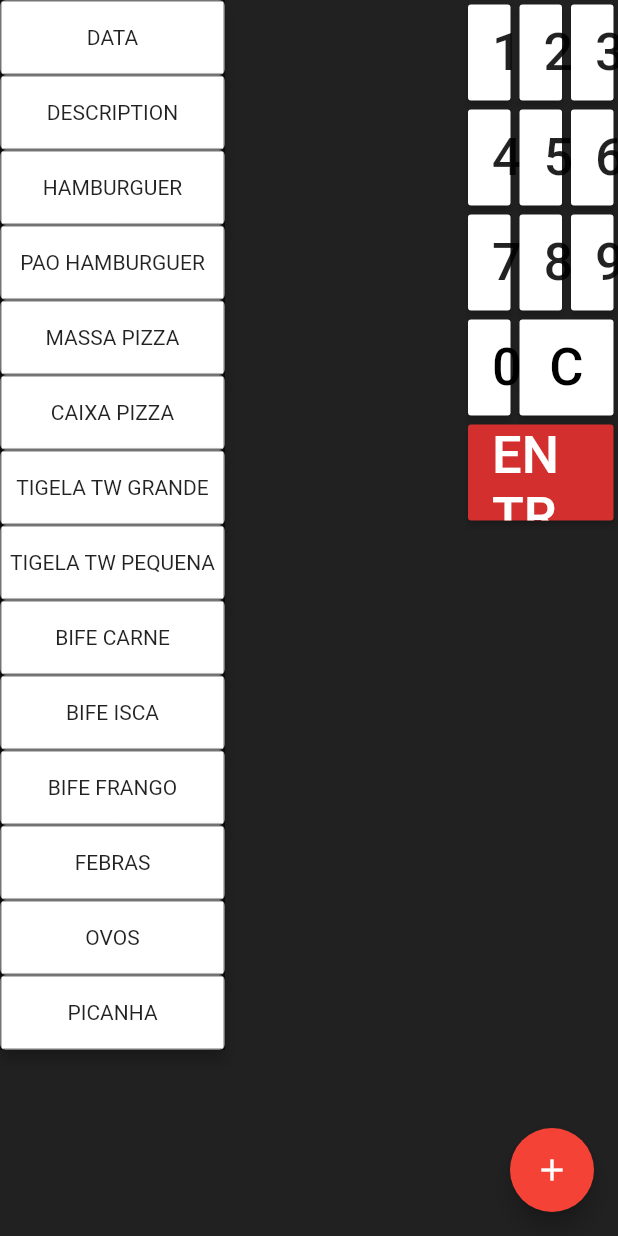
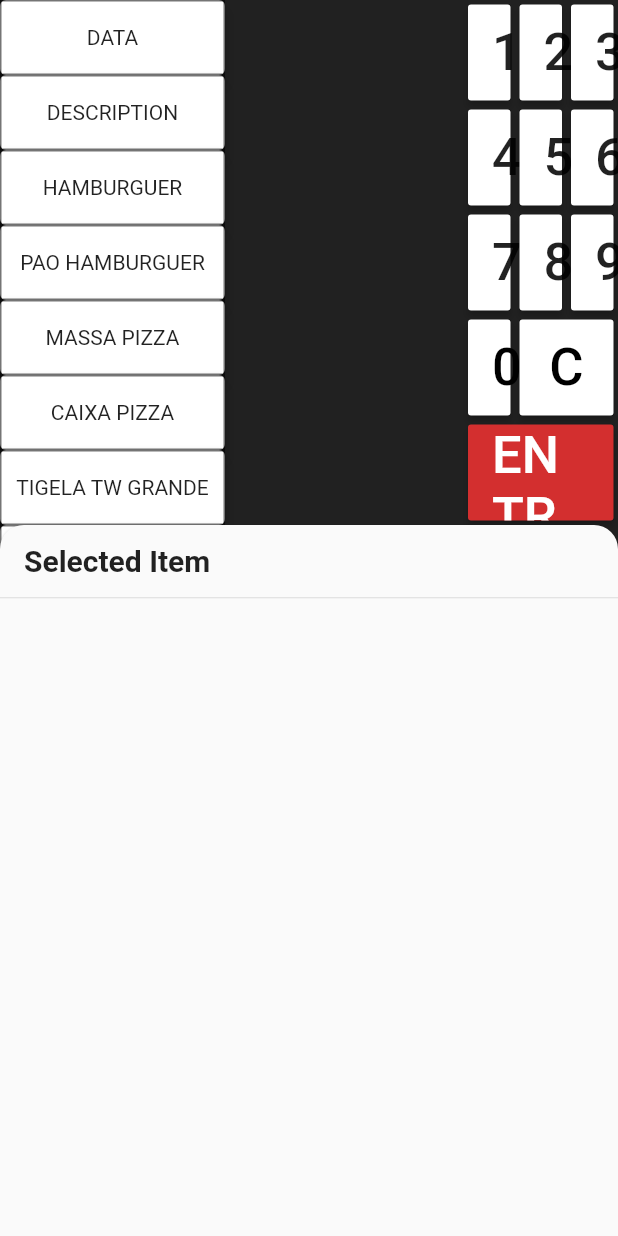
Before and after one commit to braulio94/CassuleInventory, a Flutter app: the screen it shows after launch, on a phone screen of 412 x 824 dp. Run offline on Flutter 3.47's test engine with Material 2 defaults, Android fonts, the phone set to English and light mode, and no system bars; our stand-ins replace sqflite; accounts and stored records are empty.

Commit message:
implement backdrop

```diff
--- a/lib/main.dart
+++ b/lib/main.dart
@@ -3,6 +3,9 @@ import 'package:flutter/material.dart';
 import 'package:inventory_app/data.dart';
 import 'package:inventory_app/database/database.dart';
 import 'package:inventory_app/pages/home_page.dart';
+import 'dart:math' as math;
+
+import 'package:inventory_app/widgets/backdrop.dart';
 
 
 void main() => runApp(new MyApp());
@@ -10,9 +13,9 @@ void main() => runApp(new MyApp());
 class MyApp extends StatelessWidget {
   @override
   Widget build(BuildContext context) {
-    return new MaterialApp(
+    return MaterialApp(
       title: 'Cassule Inventory',
-      theme: new ThemeData(
+      theme: ThemeData(
         primarySwatch: Colors.red,
       ),
       home: MainPage(),
@@ -25,25 +28,124 @@ class MainPage extends StatefulWidget {
   _MainPageState createState() => _MainPageState();
 }
 
-class _MainPageState extends State<MainPage> {
+class _MainPageState extends State<MainPage> with TickerProviderStateMixin {
 
+  final GlobalKey _globalKey = new GlobalKey(debugLabel: 'Main');
   ProductDatabase database;
+  AnimationController _controller;
 
   @override
   void initState() {
     super.initState();
+    _controller = new AnimationController(
+      duration: const Duration(milliseconds: 300),
+      value: 1.0,
+      vsync: this,
+    );
     database = ProductDatabase();
     database.initDB();
   }
 
+  bool get _backdropPanelVisible {
+    final AnimationStatus status = _controller.status;
+    return status == AnimationStatus.completed || status == AnimationStatus.forward;
+  }
+
+  void _toggleBackdropPanelVisibility() {
+    _controller.fling(velocity: _backdropPanelVisible ? -2.0 : 2.0);
+  }
+
+  double get _backdropHeight {
+    final RenderBox renderBox = _globalKey.currentContext.findRenderObject();
+    return renderBox.size.height;
+  }
+
+  void _handleDragUpdate(DragUpdateDetails details) {
+    if (_controller.isAnimating || _controller.status == AnimationStatus.completed)
+      return;
+
+    _controller.value -= details.primaryDelta / (_backdropHeight ?? details.primaryDelta);
+  }
+
+  void _handleDragEnd(DragEndDetails details) {
+    if (_controller.isAnimating || _controller.status == AnimationStatus.completed)
+      return;
+
+    final double flingVelocity = details.velocity.pixelsPerSecond.dy / _backdropHeight;
+    if (flingVelocity < 0.0)
+      _controller.fling(velocity: math.max(2.0, -flingVelocity));
+    else if (flingVelocity > 0.0)
+      _controller.fling(velocity: math.min(-2.0, -flingVelocity));
+    else
+      _controller.fling(velocity: _controller.value < 0.5 ? -2.0 : 2.0);
+  }
+
   @override
   void dispose() {
+    _controller.dispose();
     database.closeDb();
     super.dispose();
   }
 
+  Widget _buildStack(BuildContext context, BoxConstraints constraints) {
+    const double panelTitleHeight = 48.0;
+    final Size panelSize = constraints.biggest;
+    final double panelTop = panelSize.height - panelTitleHeight;
+
+    final Animation<RelativeRect> panelAnimation = new RelativeRectTween(
+      begin: RelativeRect.fromLTRB(
+        0.0,
+        panelTop - MediaQuery.of(context).padding.bottom,
+        0.0,
+        panelTop - panelSize.height,
+      ),
+      end: RelativeRect.fromLTRB(0.0, 350.0, 0.0, 0.0),
+    ).animate(
+      CurvedAnimation(
+        parent: _controller,
+        curve: Curves.linear,
+      ),
+    );
+
+    final ThemeData theme = Theme.of(context);
+    return Container(
+      key: _globalKey,
+      color: theme.primaryColor,
+      child: Stack(
+        children: <Widget>[
+          GestureDetector(
+            child: HomePage(database: database, productDetailsList: foodList),
+            behavior: HitTestBehavior.opaque,
+            onTap: (){
+              setState(() {
+                if(_backdropPanelVisible){
+                  _toggleBackdropPanelVisibility();
+                }
+              });
+            },
+          ),
+          PositionedTransition(
+            rect: panelAnimation,
+            child: BackdropPanel(
+              onTap: _toggleBackdropPanelVisibility,
+              onVerticalDragUpdate: _handleDragUpdate,
+              onVerticalDragEnd: _handleDragEnd,
+              title: Text('Selected Item', style: TextStyle(fontSize: 20.0, fontWeight: FontWeight.bold), textAlign: TextAlign.center),
+              child: Padding(
+                padding: EdgeInsets.symmetric(horizontal: 16.0),
+                child: null,
+              ),
+            ),
+          ),
+        ],
+      ),
+    );
+  }
+
   @override
   Widget build(BuildContext context) {
-    return HomePage(database: database, productDetailsList: foodList);
+    return LayoutBuilder(
+        builder: _buildStack,
+      );
   }
 }
--- a/lib/pages/home_page.dart
+++ b/lib/pages/home_page.dart
@@ -241,9 +241,12 @@ class _HomePageState extends State<HomePage> {
           ],
         ),
       ),
-      floatingActionButton: FloatingActionButton(
-        onPressed: _addNewProduct,
-        child: Icon(Icons.add, color: Colors.white),
+      floatingActionButton: Container(
+        margin: EdgeInsets.only(bottom: 80.0),
+        child: FloatingActionButton(
+          onPressed: _addNewProduct,
+          child: Icon(Icons.add, color: Colors.white),
+        ),
       ),
     );
   }
--- /dev/null
+++ b/lib/widgets/backdrop.dart
@@ -0,0 +1,91 @@
+import 'package:flutter/material.dart';
+
+class BackdropPanel extends StatelessWidget {
+  const BackdropPanel({
+    Key key,
+    this.onTap,
+    this.onVerticalDragUpdate,
+    this.onVerticalDragEnd,
+    this.title,
+    this.child,
+  }) : super(key: key);
+
+  final VoidCallback onTap;
+  final GestureDragUpdateCallback onVerticalDragUpdate;
+  final GestureDragEndCallback onVerticalDragEnd;
+  final Widget title;
+  final Widget child;
+
+  @override
+  Widget build(BuildContext context) {
+    final ThemeData theme = Theme.of(context);
+    return new Material(
+      elevation: 2.0,
+      borderRadius: const BorderRadius.only(
+        topLeft: const Radius.circular(16.0),
+        topRight: const Radius.circular(16.0),
+      ),
+      child: new Column(
+        crossAxisAlignment: CrossAxisAlignment.stretch,
+        children: <Widget>[
+          new GestureDetector(
+            behavior: HitTestBehavior.opaque,
+            onVerticalDragUpdate: onVerticalDragUpdate,
+            onVerticalDragEnd: onVerticalDragEnd,
+            onTap: onTap,
+            child: new Container(
+              height: 48.0,
+              padding: const EdgeInsetsDirectional.only(start: 16.0),
+              alignment: AlignmentDirectional.centerStart,
+              child: new DefaultTextStyle(
+                style: theme.textTheme.subhead,
+                child: new Tooltip(
+                  message: 'Tap to dismiss',
+                  child: title,
+                ),
+              ),
+            ),
+          ),
+          const Divider(height: 1.0),
+          new Expanded(child: child),
+        ],
+      ),
+    );
+  }
+}
+
+
+class BackdropTitle extends AnimatedWidget {
+  const BackdropTitle({
+    Key key,
+    Listenable listenable,
+  }) : super(key: key, listenable: listenable);
+
+  @override
+  Widget build(BuildContext context) {
+    final Animation<double> animation = listenable;
+    return new DefaultTextStyle(
+      style: Theme.of(context).primaryTextTheme.title,
+      softWrap: false,
+      overflow: TextOverflow.ellipsis,
+      child: new Stack(
+        children: <Widget>[
+          new Opacity(
+            opacity: new CurvedAnimation(
+              parent: new ReverseAnimation(animation),
+              curve: const Interval(0.5, 1.0),
+            ).value,
+            child: const Text('Select a Category'),
+          ),
+          new Opacity(
+            opacity: new CurvedAnimation(
+              parent: animation,
+              curve: const Interval(0.5, 1.0),
+            ).value,
+            child: const Text('Asset Viewer'),
+          ),
+        ],
+      ),
+    );
+  }
+}
```
Also changed, not shown: pubspec.lock.
